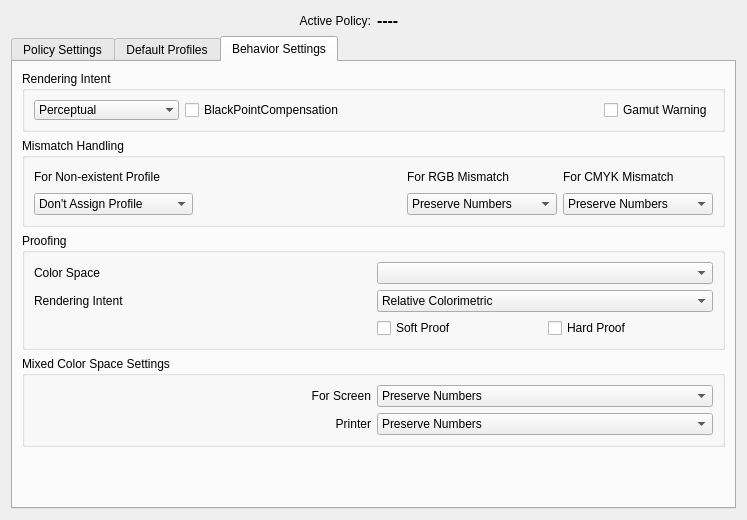
KDE/kolor-manager, file settings/kmsettings.ui: the form before one commit.
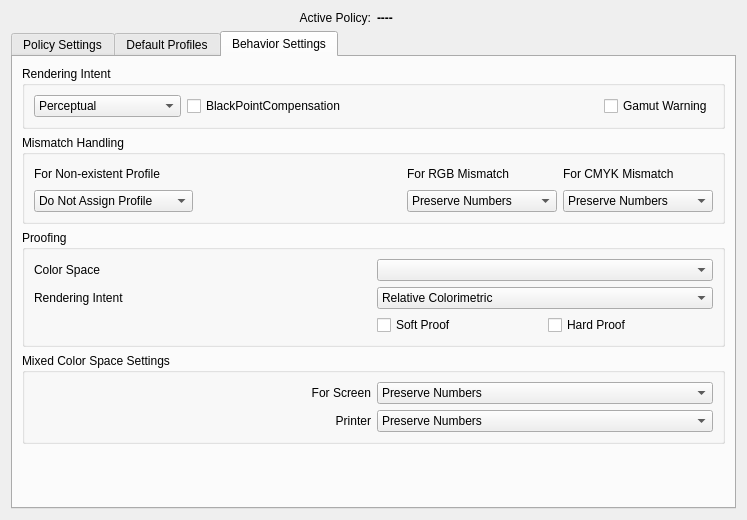
The form after the commit. The open tabs and pages were chosen to show the change.

What changed in the file:
```diff
--- a/settings/kmsettings.ui
+++ b/settings/kmsettings.ui
@@ -27,7 +27,6 @@
       <widget class="QLabel" name="currentPolicyLabel">
        <property name="font">
         <font>
-         <pointsize>12</pointsize>
          <weight>75</weight>
          <bold>true</bold>
         </font>
@@ -393,12 +392,6 @@
            <property name="title">
             <string>Mismatch Handling</string>
            </property>
-           <property name="flat">
-            <bool>false</bool>
-           </property>
-           <property name="checkable">
-            <bool>false</bool>
-           </property>
            <layout class="QGridLayout" name="gridLayout_14">
             <item row="0" column="0">
              <layout class="QGridLayout" name="gridLayout">
@@ -439,7 +432,7 @@
                 </property>
                 <item>
                  <property name="text">
-                  <string>Don't Assign Profile</string>
+                  <string>Do Not Assign Profile</string>
                  </property>
                 </item>
                 <item>
@@ -549,9 +542,6 @@
            <property name="title">
             <string>Mixed Color Space Settings</string>
            </property>
-           <property name="flat">
-            <bool>false</bool>
-           </property>
            <layout class="QGridLayout" name="gridLayout_16">
             <item row="0" column="0">
              <layout class="QGridLayout" name="gridLayout_4">
@@ -669,9 +659,6 @@
            <property name="title">
             <string>Proofing</string>
            </property>
-           <property name="flat">
-            <bool>false</bool>
-           </property>
            <layout class="QGridLayout" name="gridLayout_15">
             <item row="0" column="0">
              <layout class="QGridLayout" name="gridLayout_3">
@@ -797,9 +784,6 @@
            <property name="title">
             <string>Rendering Intent</string>
            </property>
-           <property name="flat">
-            <bool>false</bool>
-           </property>
            <layout class="QVBoxLayout" name="verticalLayout_3">
             <item>
              <layout class="QGridLayout" name="gridLayout_19">
@@ -824,20 +808,13 @@
                  <string/>
                 </property>
                 <property name="whatsThis">
-                 <string>&lt;!DOCTYPE HTML PUBLIC &quot;-//W3C//DTD HTML 4.0//EN&quot; &quot;http://www.w3.org/TR/REC-html40/strict.dtd&quot;&gt;
-&lt;html&gt;&lt;head&gt;&lt;meta name=&quot;qrichtext&quot; content=&quot;1&quot; /&gt;&lt;style type=&quot;text/css&quot;&gt;
-p, li { white-space: pre-wrap; }
-&lt;/style&gt;&lt;/head&gt;&lt;body style=&quot; font-family:'Sans Serif'; font-size:10pt; font-weight:400; font-style:normal;&quot;&gt;
-&lt;p style=&quot; margin-top:0px; margin-bottom:0px; margin-left:0px; margin-right:0px; -qt-block-indent:0; text-indent:0px;&quot;&gt;&lt;span style=&quot; font-weight:600;&quot;&gt;Perceptual: &lt;/span&gt;Preserves relationship between out-of-gamut colors.&lt;/p&gt;
-&lt;p style=&quot; margin-top:0px; margin-bottom:0px; margin-left:0px; margin-right:0px; -qt-block-indent:0; text-indent:0px;&quot;&gt;&lt;span style=&quot; font-weight:600;&quot;&gt;Relative Colorimetric:&lt;/span&gt; The white point of the colorspace source is changed to the destination. &lt;/p&gt;
-&lt;p style=&quot; margin-top:0px; margin-bottom:0px; margin-left:0px; margin-right:0px; -qt-block-indent:0; text-indent:0px;&quot;&gt;&lt;span style=&quot; font-weight:600;&quot;&gt;Saturation:&lt;/span&gt; Preserves accurate saturation, while modifying color hues.&lt;/p&gt;
-&lt;p style=&quot; margin-top:0px; margin-bottom:0px; margin-left:0px; margin-right:0px; -qt-block-indent:0; text-indent:0px;&quot;&gt;&lt;span style=&quot; font-weight:600;&quot;&gt;Absolute Colorimetric: &lt;/span&gt;The white point of the destination colorspace will become the white point of the source.&lt;/p&gt;&lt;/body&gt;&lt;/html&gt;</string>
-                </property>
-                <property name="autoFillBackground">
-                 <bool>false</bool>
-                </property>
-                <property name="frame">
-                 <bool>false</bool>
+                 <string>&lt;ul&gt;
+&lt;li&gt;&lt;b&gt;Perceptual:&lt;/b&gt; Preserves relationship between out-of-gamut colors.&lt;/li&gt;
+&lt;li&gt;&lt;b&gt;Relative Colorimetric:&lt;/b&gt; The white point of the colorspace source is changed to the destination.&lt;/li&gt;
+&lt;li&gt;&lt;b&gt;Saturation:&lt;/b&gt; Preserves accurate saturation, while modifying color hues.&lt;/li&gt;
+&lt;li&gt;&lt;b&gt;Absolute Colorimetric:&lt;/b&gt; The white point of the destination colorspace will become the white point of the source.&lt;/li&gt;
+&lt;/ul&gt;
+</string>
                 </property>
                 <item>
                  <property name="text">
```
Left out of the diff: 262 changed lines with no effect on the pictures.
